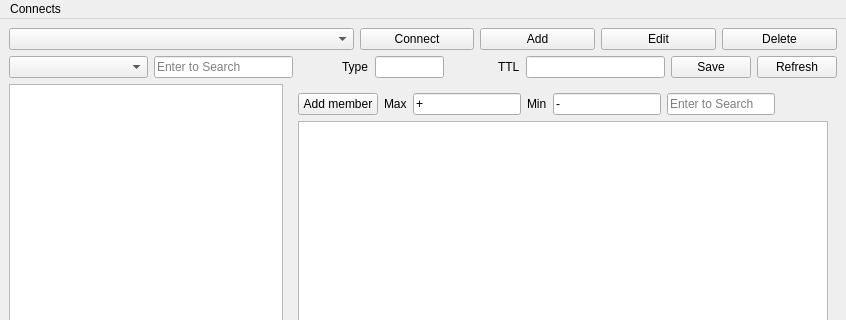
Before: the Qt Designer form ui/main.ui in goodspb/reedis, drawn with Qt 5; both pictures show x 0 to 846 and y 0 to 320 of the 846 by 604 pixel window.
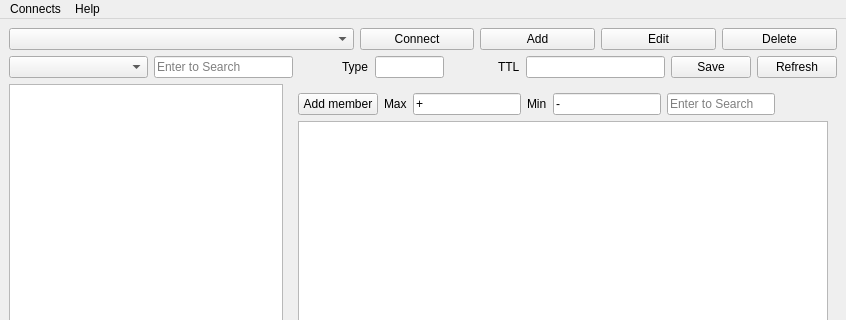
After: the same form once the commit is applied.

Diff of the .ui file:
```diff
--- a/ui/main.ui
+++ b/ui/main.ui
@@ -354,9 +354,15 @@
      <string>Connects</string>
     </property>
     <addaction name="actionAdd"/>
-    <addaction name="actionAll_Connects"/>
+   </widget>
+   <widget class="QMenu" name="menuHelp">
+    <property name="title">
+     <string>Help</string>
+    </property>
+    <addaction name="actionContact"/>
    </widget>
    <addaction name="menuConnects"/>
+   <addaction name="menuHelp"/>
   </widget>
   <widget class="QStatusBar" name="statusbar"/>
   <action name="actionAdd">
```
Left out of the diff: 4 changed lines with no effect on the pictures.
